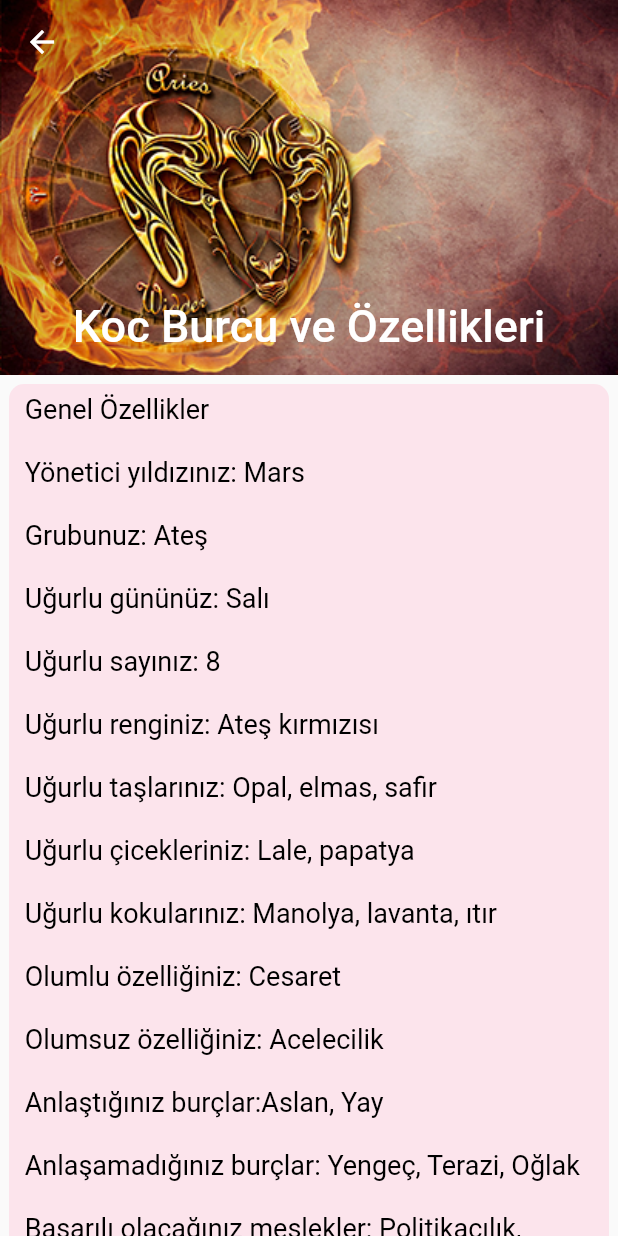
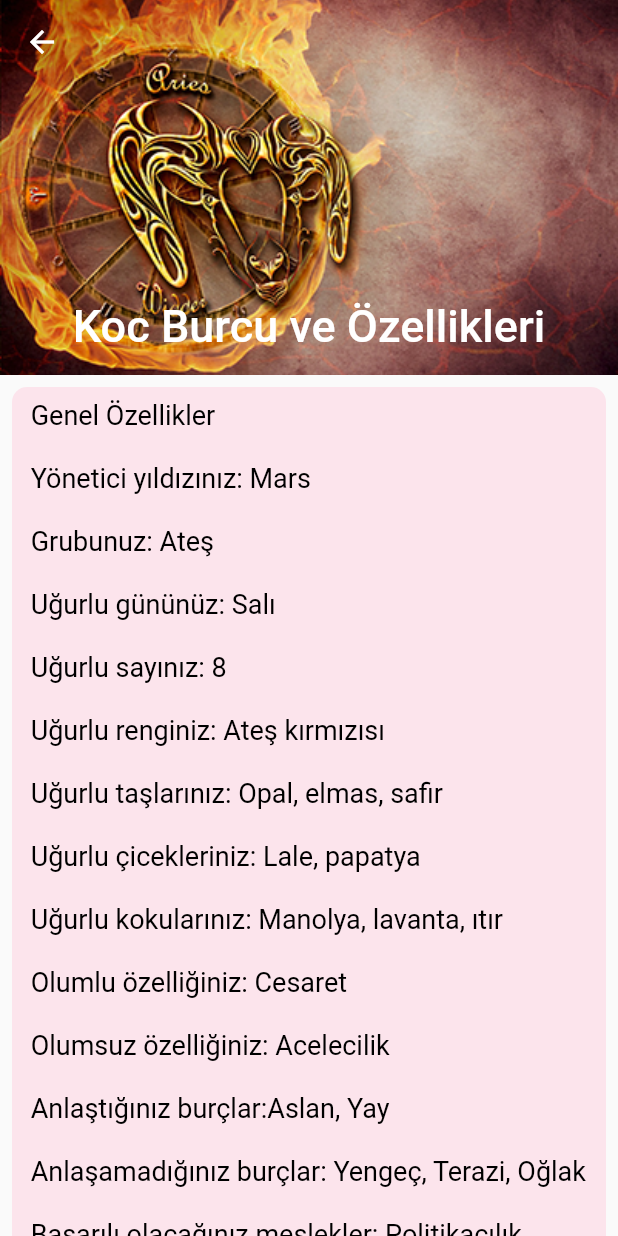
Before and after one commit to UysalMustafaa/Zodiac-Sign, a Flutter app: the screen it shows after launch, after a tap on "Koc", on a phone screen of 412 x 824 dp. Run offline on Flutter 3.47's test engine with Material 2 defaults, Android fonts, the phone set to English and light mode, and no system bars; our stand-ins replace palette_generator.

```diff
--- a/lib/burc_detay.dart
+++ b/lib/burc_detay.dart
@@ -65,8 +65,8 @@ class BurcDetayState extends State<BurcDetay> {
           ),
           SliverToBoxAdapter(
             child: Container(
-              margin: EdgeInsets.all(6),
-              padding: EdgeInsets.all(6),
+              margin: EdgeInsets.all(8),
+              padding: EdgeInsets.all(8),
               decoration: BoxDecoration(
                 color: Colors.pink.shade50,
                 borderRadius: BorderRadius.all(Radius.circular(10)),
```
